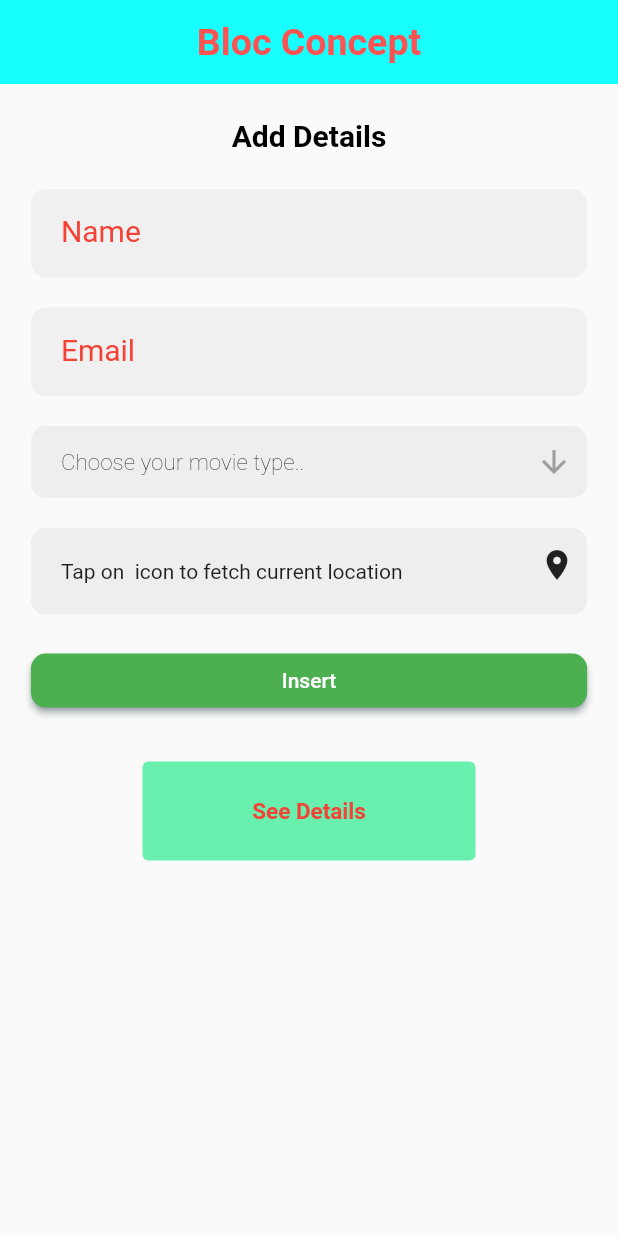
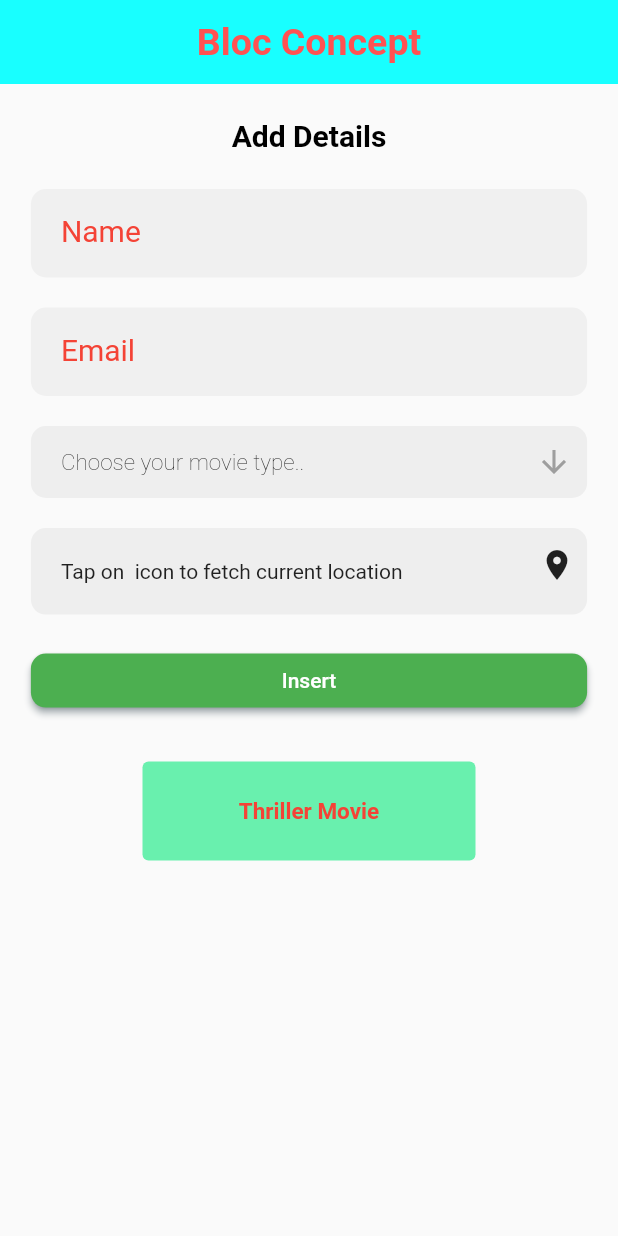
Before and after one commit to pitabashchoudhury/gloifyTraining, a Flutter app: the screen it shows after launch, on a phone screen of 412 x 824 dp. Run offline on Flutter 3.47's test engine with Material 2 defaults, Android fonts, the phone set to English and light mode, and no system bars; our stand-ins replace bloc, flutter_bloc.

Commit message:
bloc added

```diff
--- /dev/null
+++ b/lib/bloc/bloc/detail_bloc.dart
@@ -0,0 +1,20 @@
+import 'package:bloc/bloc.dart';
+part 'detail_event.dart';
+part 'detail_state.dart';
+
+class DetailBloc extends Bloc<DetailEvent, DetailState> {
+  DetailBloc() : super(DetailState(movie: 'Thriller Movie')) {
+    on<AddDetailEvent>(
+      (event, emit) {
+        emit(
+          state.copyWith(
+            email: event.email,
+            name: event.name,
+            movie: event.movie,
+            location: event.location,
+          ),
+        );
+      },
+    );
+  }
+}
--- /dev/null
+++ b/lib/bloc/bloc/detail_event.dart
@@ -0,0 +1,22 @@
+part of 'detail_bloc.dart';
+
+abstract class DetailEvent {
+  const DetailEvent();
+}
+
+class AddDetailEvent extends DetailEvent {
+  String? name;
+
+  String? email;
+
+  String? location;
+
+  String? movie;
+
+  AddDetailEvent({
+    this.name,
+    this.email,
+    this.location,
+    this.movie,
+  });
+}
--- /dev/null
+++ b/lib/bloc/bloc/detail_state.dart
@@ -0,0 +1,29 @@
+part of 'detail_bloc.dart';
+
+class DetailState {
+  final String? name;
+  final String? email;
+  final String? movie;
+  final String? location;
+
+  DetailState({
+    this.email,
+    this.location,
+    required this.movie,
+    this.name,
+  });
+
+  DetailState copyWith({
+    String? email,
+    String? location,
+    String? movie,
+    String? name,
+  }) {
+    return DetailState(
+      email: email,
+      location: location,
+      name: name,
+      movie: movie,
+    );
+  }
+}
--- a/lib/main.dart
+++ b/lib/main.dart
@@ -1,19 +1,35 @@
 import 'package:flutter/material.dart';
+import 'package:flutter_bloc/flutter_bloc.dart';
+import 'package:flutter_location_weather_form/bloc/bloc/detail_bloc.dart';
 import 'package:flutter_location_weather_form/screen/home_page.dart';
 
 void main() {
   runApp(const MyApp());
 }
 
-class MyApp extends StatelessWidget {
+class MyApp extends StatefulWidget {
   const MyApp({super.key});
 
   @override
+  State<MyApp> createState() => _MyAppState();
+}
+
+class _MyAppState extends State<MyApp> {
+  @override
+  void dispose() {
+    super.dispose();
+    DetailBloc().close();
+  }
+
+  @override
   Widget build(BuildContext context) {
-    return const MaterialApp(
+    return MaterialApp(
       title: 'Location',
       debugShowCheckedModeBanner: false,
-      home: HomePage(),
+      home: BlocProvider(
+        create: (context) => DetailBloc(),
+        child: const HomePage(),
+      ),
     );
   }
 }
--- a/lib/screen/home_page.dart
+++ b/lib/screen/home_page.dart
@@ -1,5 +1,7 @@
 import 'package:flutter/material.dart';
 import 'package:flutter/services.dart';
+import 'package:flutter_bloc/flutter_bloc.dart';
+import 'package:flutter_location_weather_form/bloc/bloc/detail_bloc.dart';
 import 'package:flutter_location_weather_form/widgets/textfield_design.dart';
 
 class HomePage extends StatefulWidget {
@@ -48,11 +50,11 @@ class _HomePageState extends State<HomePage> {
           child: SizedBox(
             // height: height,
             width: width,
-            child: Wrap(
-              direction: Axis.vertical,
-              crossAxisAlignment: WrapCrossAlignment.center,
-              alignment: WrapAlignment.start,
-              runAlignment: WrapAlignment.center,
+            child: Column(
+              // direction: Axis.vertical,
+              // crossAxisAlignment: WrapCrossAlignment.center,
+              // alignment: WrapAlignment.start,
+              // runAlignment: WrapAlignment.center,
               children: <Widget>[
                 const Padding(
                   padding: EdgeInsets.all(10.0),
@@ -68,7 +70,7 @@ class _HomePageState extends State<HomePage> {
                     ),
                   ),
                 ),
-                Expanded(
+                SizedBox(
                   child: Padding(
                     padding: const EdgeInsets.only(
                       top: 10,
@@ -204,10 +206,18 @@ class _HomePageState extends State<HomePage> {
                                 ),
                               ),
                               onPressed: () {
-                                ScaffoldMessenger.of(context).showSnackBar(
-                                  SnackBar(
-                                    content: Text(_chosenValue!),
-                                  ),
+                                // ScaffoldMessenger.of(context).showSnackBar(
+                                //   SnackBar(
+                                //     content: Text(_chosenValue!),
+                                //   ),
+                                // );
+
+                                context.read<DetailBloc>().add(
+                                      AddDetailEvent(
+                                          email: emailController.text,
+                                          name: nameController.text,
+                                          movie: _chosenValue,
+                                          location: 'BBSR'),
                                     );
                               },
                               child: const Text('Insert'),
@@ -234,7 +244,9 @@ class _HomePageState extends State<HomePage> {
                                 ),
                               );
                             },
-                            child: Container(
+                            child: BlocBuilder<DetailBloc, DetailState>(
+                              builder: (context, state) {
+                                return Container(
                                   width: width / 2,
                                   height: 50,
                                   decoration: BoxDecoration(
@@ -244,15 +256,17 @@ class _HomePageState extends State<HomePage> {
                                     ),
                                     borderRadius: BorderRadius.circular(10),
                                   ),
-                              child: const Center(
+                                  child: Center(
                                     child: Text(
-                                  'See Details',
-                                  style: TextStyle(
+                                      state.movie.toString(),
+                                      style: const TextStyle(
                                         fontSize: 15,
                                         fontWeight: FontWeight.bold,
                                       ),
                                     ),
                                   ),
+                                );
+                              },
                             ),
                           ),
                         ],
--- a/pubspec.yaml
+++ b/pubspec.yaml
@@ -41,6 +41,7 @@ dependencies:
   flutter_bloc: ^8.1.1
   bloc: ^8.1.0
   geocoding: ^2.0.5
+  equatable: ^2.0.5
 
 dev_dependencies:
   flutter_test:
```
Also changed, not shown: pubspec.lock. Lines whose indentation alone changed are shown as unchanged.
